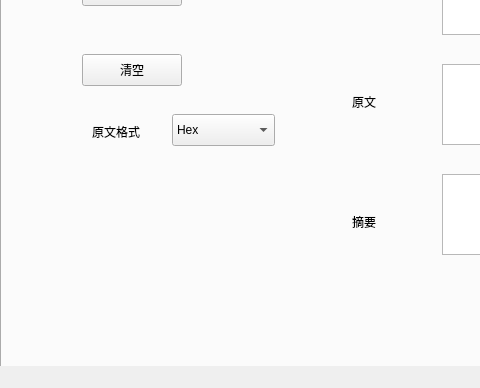
Above: mainwindow.ui from supermanc88/CryptoTool before the change; both pictures show x 0 to 480 and y 212 to 600 of the 800 by 600 pixel window. Below: the same form after it.
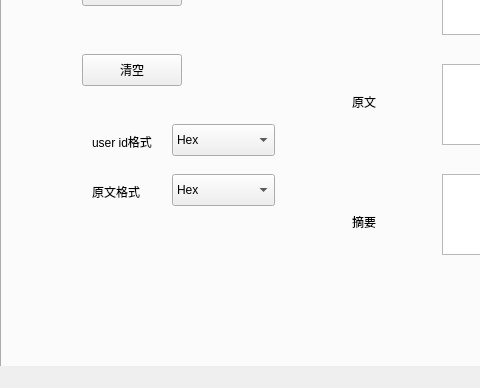
That is the form after the change.

Commit message: 完善SM3哈希和RSA密钥长度选择功能

What changed in the file:
```diff
--- a/mainwindow.ui
+++ b/mainwindow.ui
@@ -474,7 +474,7 @@
       <property name="geometry">
        <rect>
         <x>90</x>
-        <y>310</y>
+        <y>370</y>
         <width>58</width>
         <height>16</height>
        </rect>
@@ -487,7 +487,40 @@
       <property name="geometry">
        <rect>
         <x>170</x>
-        <y>300</y>
+        <y>360</y>
+        <width>103</width>
+        <height>32</height>
+       </rect>
+      </property>
+      <item>
+       <property name="text">
+        <string>Hex</string>
+       </property>
+      </item>
+      <item>
+       <property name="text">
+        <string>String</string>
+       </property>
+      </item>
+     </widget>
+     <widget class="QLabel" name="label_51">
+      <property name="geometry">
+       <rect>
+        <x>90</x>
+        <y>320</y>
+        <width>71</width>
+        <height>16</height>
+       </rect>
+      </property>
+      <property name="text">
+       <string>user id格式</string>
+      </property>
+     </widget>
+     <widget class="QComboBox" name="comboBox_sm3_userid_input_type">
+      <property name="geometry">
+       <rect>
+        <x>170</x>
+        <y>310</y>
         <width>103</width>
         <height>32</height>
        </rect>
```
Left out of the diff: 34 changed lines with no effect on the pictures. The commit also changes 1 other file.
